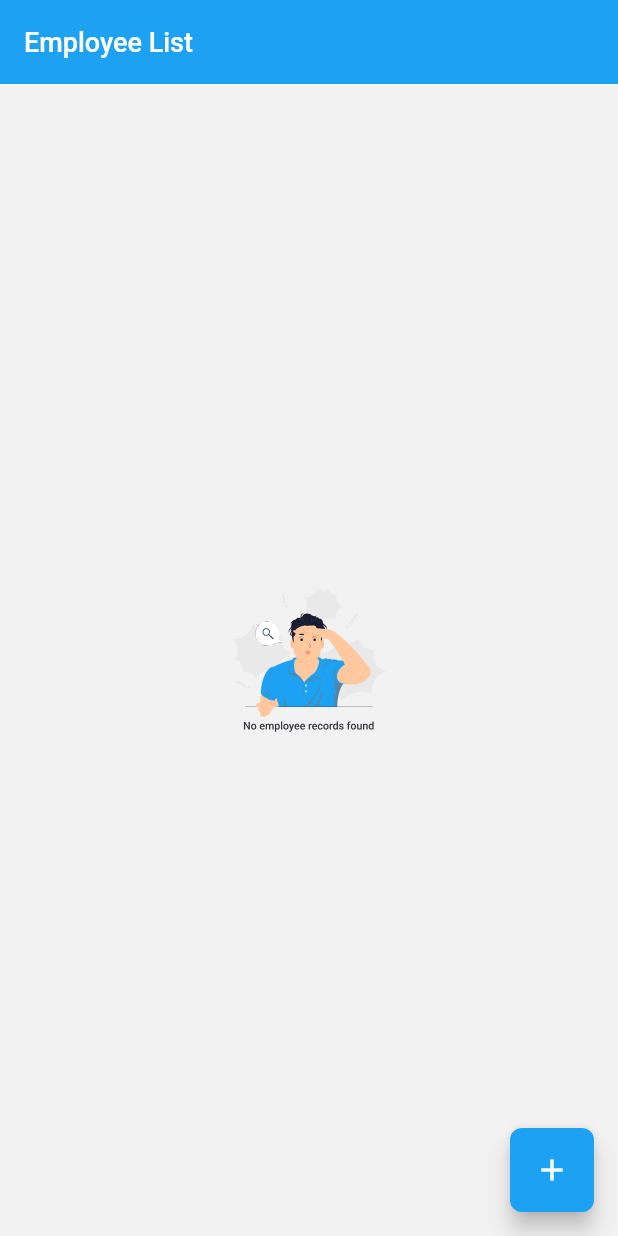
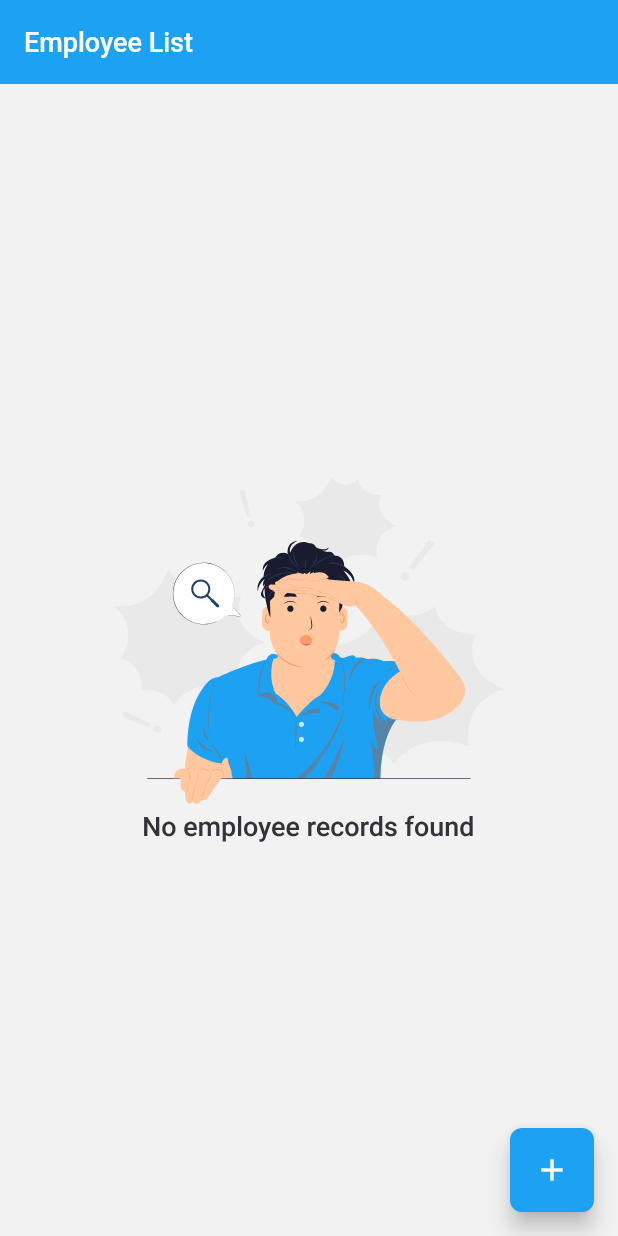
Before and after one commit to ashish-patil89/realtime_assessment_v2, a Flutter app: the screen it shows after launch, on a phone screen of 412 x 824 dp. Run offline on Flutter 3.47's test engine with Material 3 defaults, Android fonts, the phone set to English and light mode, and no system bars; our stand-ins replace equatable, flutter_bloc, flutter_svg, gap, shared_preferences.

Commit message:
* final changes

```diff
--- a/lib/common/app_base_scaffold.dart
+++ b/lib/common/app_base_scaffold.dart
@@ -28,11 +28,11 @@ class AppBaseScaffold extends StatelessWidget {
     return Scaffold(
       backgroundColor: AppColors.appBgOffWhiteColor,
       appBar: AppBar(
+        centerTitle: false,
         systemOverlayStyle: overlay,
         backgroundColor: AppColors.appBlueColor,
         title: Text(
           title ?? '',
-          textAlign: TextAlign.left,
           style: AppTextStyles.fontA12.copyWith(color: AppColors.appWhiteColor),
         ),
         actions: actions,
--- a/lib/screens/home_screen.dart
+++ b/lib/screens/home_screen.dart
@@ -93,8 +93,8 @@ class _HomeScreenState extends State<HomeScreen> {
                     if (currentEmployees.isNotEmpty)
                       Padding(
                         padding: EdgeInsets.symmetric(
-                          vertical: MediaQuery.of(context).size.height * 0.02,
-                          horizontal: MediaQuery.of(context).size.width * 0.04,
+                          vertical: 16,
+                          horizontal: 16,
                         ),
                         child: Text(
                           context.l10n.currentEmployees,
@@ -139,8 +139,8 @@ class _HomeScreenState extends State<HomeScreen> {
                     if (previousEmployees.isNotEmpty)
                       Padding(
                         padding: EdgeInsets.symmetric(
-                          vertical: MediaQuery.of(context).size.height * 0.02,
-                          horizontal: MediaQuery.of(context).size.width * 0.04,
+                          vertical: 16,
+                          horizontal: 16,
                         ),
                         child: Text(
                           context.l10n.previousEmployees,
@@ -177,8 +177,8 @@ class _HomeScreenState extends State<HomeScreen> {
                 : Center(
                   child: SvgPicture.asset(
                     'assets/images/no_records.svg',
-                    width: MediaQuery.of(context).size.width * 0.25,
-                    height: MediaQuery.of(context).size.height * 0.25,
+                    width: 261,
+                    height: 244,
                   ),
                 ),
       ),
```
